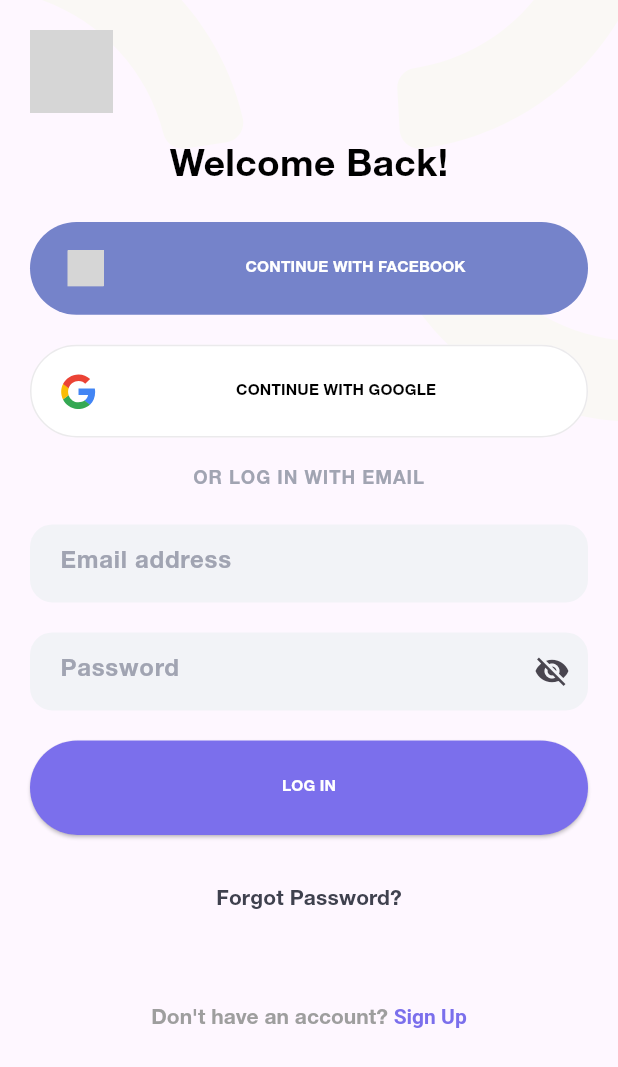
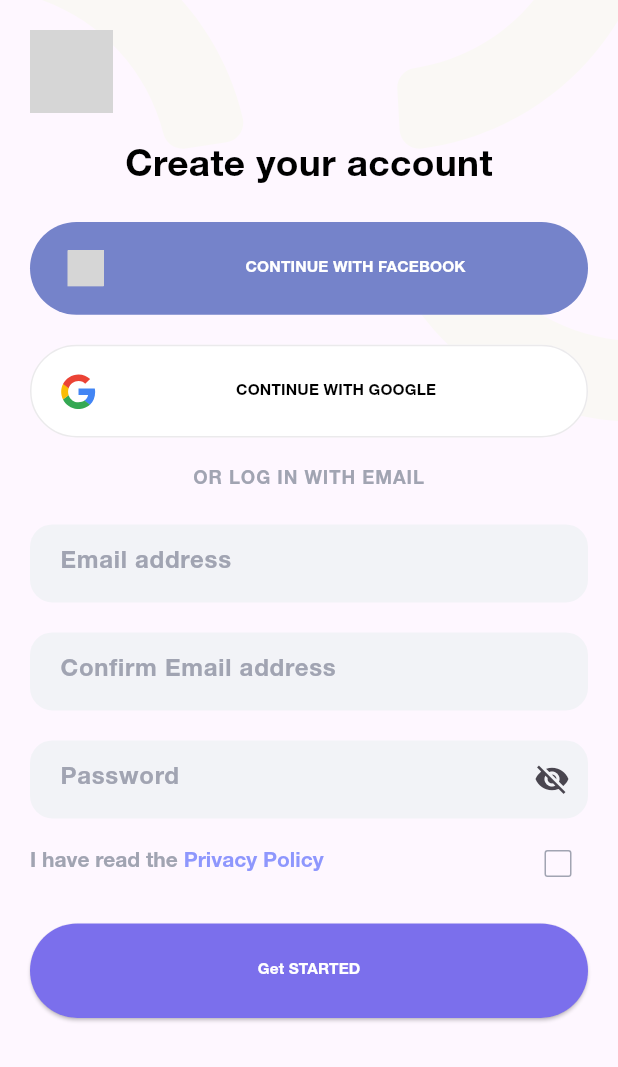
Before and after one commit to Ahmadsaad1133/sleep_app, a Flutter app: the SignInPage screen opened directly, after a tap on an icon or button, on a phone screen of 412 x 824 dp. Shown: the top 1067 px of the screen. Run offline on Flutter 3.47's test engine with Material 3 defaults, Android fonts, the phone set to English and light mode, and no system bars; our stand-ins replace flutter_svg; grey boxes are pictures that could not be loaded.

Commit message:
Initial commit

```diff
--- a/lib/views/sign_in/sign_in_page.dart
+++ b/lib/views/sign_in/sign_in_page.dart
@@ -1,5 +1,6 @@
 import 'package:flutter/material.dart';
 import 'package:flutter_svg/flutter_svg.dart';
+import '../sign_up/sign_up_page.dart';
 
 class SignInPage extends StatefulWidget {
   const SignInPage({Key? key}) : super(key: key);
@@ -32,17 +33,13 @@ class _SignInPageState extends State<SignInPage> {
   @override
   Widget build(BuildContext context) {
     final w = MediaQuery.of(context).size.width;
-
-    const svgOrigW = 547.0;
-    const svgOrigH = 428.0;
+    const svgOrigW = 547.0, svgOrigH = 428.0;
     final svgHeight = w * (svgOrigH / svgOrigW);
-
     double titleFontSize = (w * 0.06).clamp(18.0, 28.0);
     double buttonHeight = (w * 0.15).clamp(48.0, 72.0);
     double buttonFontSize = (w * 0.025).clamp(10.0, 14.0);
     double orFontSize = (w * 0.03).clamp(10.0, 14.0);
     double inputTextFontSize = (w * 0.04).clamp(12.0, 16.0);
-    double forgotFontSize = (w * 0.035).clamp(12.0, 14.0);
     double inputHeight = w < 320
         ? 28
         : w < 400
@@ -70,11 +67,7 @@ class _SignInPageState extends State<SignInPage> {
             ),
           ),
 
-          // SafeArea + OverflowBox
           SafeArea(
-            child: OverflowBox(
-              maxHeight: double.infinity,    // ← allow unlimited height
-              alignment: Alignment.topCenter,
             child: Padding(
               padding: const EdgeInsets.symmetric(horizontal: hp),
               child: Column(
@@ -166,7 +159,9 @@ class _SignInPageState extends State<SignInPage> {
                   SizedBox(
                     height: loginButtonHeight,
                     child: ElevatedButton(
-                        onPressed: () {},
+                      onPressed: () {
+                        // handle login
+                      },
                       style: ElevatedButton.styleFrom(
                         backgroundColor: const Color(0xFF7B6FEC),
                         shape: RoundedRectangleBorder(
@@ -185,23 +180,16 @@ class _SignInPageState extends State<SignInPage> {
                     ),
                   ),
                   const SizedBox(height: 20),
+                  // ← Sign Up navigation
                   Center(
                     child: TextButton(
-                        onPressed: () {},
-                        child: Text(
-                          'Forgot Password?',
-                          style: TextStyle(
-                            fontSize: forgotFontSize,
-                            fontFamily: 'HelveticaNeue',
-                            color: const Color(0xFF3F414E),
+                      onPressed: () {
+                        Navigator.of(context).push(
+                          MaterialPageRoute(
+                            builder: (_) => const SignUnPage(),
                           ),
-                        ),
-                      ),
-                    ),
-                    const SizedBox(height: 30),
-                    Center(
-                      child: TextButton(
-                        onPressed: () {},
+                        );
+                      },
                       child: RichText(
                         text: TextSpan(
                           text: "Don't have an account? ",
@@ -227,7 +215,6 @@ class _SignInPageState extends State<SignInPage> {
               ),
             ),
           ),
-          ),
         ],
       ),
     );
@@ -248,16 +235,16 @@ class _SignInPageState extends State<SignInPage> {
         const SizedBox(width: 20),
         Padding(
           padding: asset.contains('Facebook')
-              ? const EdgeInsets.only(left: 5, right: 13)
+              ? const EdgeInsets.only(left: 5)
               : EdgeInsets.zero,
-          child: SvgPicture.asset(asset, width: 24, height: 24),
+          child: SvgPicture.asset(
+            asset,
+            width: 24,
+            height: 24,
+          ),
         ),
         const SizedBox(width: 20),
         Expanded(
-          child: Padding(
-            padding: asset.contains('Google')
-                ? const EdgeInsets.only(right: 8)
-                : EdgeInsets.zero,
           child: Center(
             child: Text(
               label,
@@ -270,14 +257,12 @@ class _SignInPageState extends State<SignInPage> {
             ),
           ),
         ),
-        ),
         const SizedBox(width: 20),
       ],
     );
 
     return SizedBox(
       height: height,
-      width: double.infinity,
       child: outlined
           ? OutlinedButton(
         onPressed: () {},
--- /dev/null
+++ b/lib/views/sign_up/sign_up_page.dart
@@ -0,0 +1,355 @@
+import 'package:flutter/material.dart';
+import 'package:flutter_svg/flutter_svg.dart';
+
+class SignUnPage extends StatefulWidget {
+  const SignUnPage({Key? key}) : super(key: key);
+
+  @override
+  State<SignUnPage> createState() => _SignUnPageState();
+}
+
+class _SignUnPageState extends State<SignUnPage> {
+  bool _obscurePassword = true;
+  bool _acceptedPolicy = false;
+  final FocusNode _emailFocusNode = FocusNode();
+  final FocusNode _confirmEmailFocusNode = FocusNode();
+  final FocusNode _passwordFocusNode = FocusNode();
+
+  @override
+  void initState() {
+    super.initState();
+    _emailFocusNode.addListener(_onFocusChange);
+    _confirmEmailFocusNode.addListener(_onFocusChange);
+    _passwordFocusNode.addListener(_onFocusChange);
+  }
+
+  void _onFocusChange() => setState(() {});
+
+  @override
+  void dispose() {
+    _emailFocusNode.dispose();
+    _confirmEmailFocusNode.dispose();
+    _passwordFocusNode.dispose();
+    super.dispose();
+  }
+
+  @override
+  Widget build(BuildContext context) {
+    final w = MediaQuery.of(context).size.width;
+    const svgOrigW = 547.0;
+    const svgOrigH = 428.0;
+    final svgHeight = w * (svgOrigH / svgOrigW);
+
+    double titleFontSize = (w * 0.06).clamp(18.0, 28.0);
+    double buttonHeight = (w * 0.15).clamp(48.0, 72.0);
+    double buttonFontSize = (w * 0.025).clamp(10.0, 14.0);
+    double orFontSize = (w * 0.03).clamp(10.0, 14.0);
+    double inputTextFontSize = (w * 0.04).clamp(12.0, 16.0);
+    double policyFontSize = (w * 0.035).clamp(10.0, 14.0);
+
+    double inputHeight;
+    if (w < 320) inputHeight = 28;
+    else if (w < 400) inputHeight = 34;
+    else if (w < 600) inputHeight = 44;
+    else inputHeight = 60;
+
+    double loginButtonHeight = (w * 0.16).clamp(48.0, 63.0);
+    const hp = 20.0;
+
+    return Scaffold(
+      resizeToAvoidBottomInset: false,
+      body: Stack(
+        clipBehavior: Clip.none,
+        children: [
+          Positioned(
+            top: 0,
+            left: 0,
+            right: 0,
+            height: svgHeight,
+            child: SvgPicture.asset(
+              'assets/images/Frame4.svg',
+              fit: BoxFit.cover,
+            ),
+          ),
+          SafeArea(
+            child: OverflowBox(
+              maxHeight: double.infinity,
+              alignment: Alignment.topCenter,
+              child: Padding(
+                padding: const EdgeInsets.symmetric(horizontal: hp),
+                child: Column(
+                  crossAxisAlignment: CrossAxisAlignment.stretch,
+                  children: [
+                    const SizedBox(height: 20),
+                    Row(
+                      children: [
+                        GestureDetector(
+                          onTap: () => Navigator.pop(context),
+                          child: SvgPicture.asset(
+                            'assets/images/NavigateLeft.svg',
+                            width: 55,
+                            height: 55,
+                          ),
+                        ),
+                        const Spacer(),
+                      ],
+                    ),
+                    const SizedBox(height: 20),
+                    Text(
+                      'Create your account',
+                      textAlign: TextAlign.center,
+                      style: TextStyle(
+                        fontSize: titleFontSize,
+                        fontFamily: 'HelveticaNeue',
+                        fontWeight: FontWeight.w700,
+                        height: 1.35,
+                        color: Colors.black,
+                      ),
+                    ),
+                    const SizedBox(height: 20),
+                    _buildSocialButton(
+                      asset: 'assets/images/Facebook.svg',
+                      label: 'CONTINUE WITH FACEBOOK',
+                      backgroundColor: const Color(0xFF7583CA),
+                      textColor: Colors.white,
+                      height: buttonHeight,
+                      fontSize: buttonFontSize,
+                      outlined: false,
+                    ),
+                    const SizedBox(height: 20),
+                    _buildSocialButton(
+                      asset: 'assets/images/Google.svg',
+                      label: 'CONTINUE WITH GOOGLE',
+                      backgroundColor: Colors.white,
+                      textColor: Colors.black,
+                      height: buttonHeight,
+                      fontSize: buttonFontSize,
+                      outlined: true,
+                    ),
+                    const SizedBox(height: 20),
+                    Text(
+                      'OR LOG IN WITH EMAIL',
+                      style: TextStyle(
+                        fontSize: orFontSize,
+                        fontFamily: 'HelveticaNeue',
+                        fontWeight: FontWeight.w700,
+                        letterSpacing: orFontSize * 0.05,
+                        color: const Color(0xFFA1A4B2),
+                      ),
+                      textAlign: TextAlign.center,
+                    ),
+                    const SizedBox(height: 20),
+                    _buildInputField(
+                      hint: 'Email address',
+                      fontSize: inputTextFontSize,
+                      height: inputHeight,
+                      focusNode: _emailFocusNode,
+                    ),
+                    const SizedBox(height: 20),
+                    _buildInputField(
+                      hint: 'Confirm Email address',
+                      fontSize: inputTextFontSize,
+                      height: inputHeight,
+                      focusNode: _confirmEmailFocusNode,
+                    ),
+                    const SizedBox(height: 20),
+                    _buildInputField(
+                      hint: 'Password',
+                      fontSize: inputTextFontSize,
+                      height: inputHeight,
+                      obscureText: _obscurePassword,
+                      suffixIcon: IconButton(
+                        icon: Icon(
+                          _obscurePassword
+                              ? Icons.visibility_off
+                              : Icons.visibility,
+                        ),
+                        onPressed: () => setState(() => _obscurePassword = !_obscurePassword),
+                      ),
+                      focusNode: _passwordFocusNode,
+                    ),
+                    const SizedBox(height: 10),
+                    Row(
+                      children: [
+                        Expanded(
+                          child: RichText(
+                            text: TextSpan(
+                              children: [
+                                TextSpan(
+                                  text: 'I have read the ',
+                                  style: TextStyle(
+                                    fontSize: policyFontSize,
+                                    fontFamily: 'HelveticaNeue',
+                                    color: const Color(0xFFA1A4B2),
+                                  ),
+                                ),
+                                TextSpan(
+                                  text: 'Privacy Policy',
+                                  style: TextStyle(
+                                    fontSize: policyFontSize,
+                                    fontFamily: 'HelveticaNeue',
+                                    fontWeight: FontWeight.w600,
+                                    color: const Color(0xFF8E97FD),
+                                  ),
+                                ),
+                              ],
+                            ),
+                          ),
+                        ),
+                        Align(
+                          alignment: Alignment.centerRight,
+                          child: Checkbox(
+                            materialTapTargetSize: MaterialTapTargetSize.shrinkWrap,
+                            checkColor: Colors.white,
+                            activeColor: const Color(0xFF8E97FD),
+                            side: BorderSide(color: const Color(0xFFA1A4B2)),
+                            value: _acceptedPolicy,
+                            onChanged: (val) => setState(() => _acceptedPolicy = val ?? false),
+                          ),
+                        ),
+                      ],
+                    ),
+                    const SizedBox(height: 20),
+                    SizedBox(
+                      height: loginButtonHeight,
+                      child: ElevatedButton(
+                        onPressed: () {},
+                        style: ElevatedButton.styleFrom(
+                          backgroundColor: const Color(0xFF7B6FEC),
+                          shape: RoundedRectangleBorder(
+                            borderRadius: BorderRadius.circular(38),
+                          ),
+                        ),
+                        child: Text(
+                          'Get STARTED',
+                          style: TextStyle(
+                            fontSize: buttonFontSize,
+                            color: Colors.white,
+                            fontFamily: 'HelveticaNeue',
+                            fontWeight: FontWeight.w600,
+                          ),
+                        ),
+                      ),
+                    ),
+                    const SizedBox(height: 20),
+                  ],
+                ),
+              ),
+            ),
+          ),
+        ],
+      ),
+    );
+  }
+
+  Widget _buildSocialButton({
+    required String asset,
+    required String label,
+    required Color backgroundColor,
+    required Color textColor,
+    required double height,
+    required double fontSize,
+    required bool outlined,
+  }) {
+    final buttonChild = Row(
+      mainAxisAlignment: MainAxisAlignment.start,
+      children: [
+        const SizedBox(width: 20),
+        Padding(
+          padding: asset.contains('Facebook')
+              ? const EdgeInsets.only(left: 5, right: 13)
+              : EdgeInsets.zero,
+          child: SvgPicture.asset(asset, width: 24, height: 24),
+        ),
+        const SizedBox(width: 20),
+        Expanded(
+          child: Padding(
+            padding: asset.contains('Google')
+                ? const EdgeInsets.only(right: 8)
+                : EdgeInsets.zero,
+            child: Center(
+              child: Text(
+                label,
+                style: TextStyle(
+                  fontSize: fontSize,
+                  fontFamily: 'HelveticaNeue',
+                  fontWeight: FontWeight.w600,
+                  color: textColor,
+                ),
+              ),
+            ),
+          ),
+        ),
+        const SizedBox(width: 20),
+      ],
+    );
+
+    return SizedBox(
+      height: height,
+      width: double.infinity,
+      child: outlined
+          ? OutlinedButton(
+        onPressed: () {},
+        style: OutlinedButton.styleFrom(
+          backgroundColor: backgroundColor,
+          side: const BorderSide(color: Color(0xFFEBEAEC)),
+          shape: RoundedRectangleBorder(
+            borderRadius: BorderRadius.circular(38),
+          ),
+          padding: EdgeInsets.zero,
+        ),
+        child: buttonChild,
+      )
+          : ElevatedButton(
+        onPressed: () {},
+        style: ElevatedButton.styleFrom(
+          backgroundColor: backgroundColor,
+          shape: RoundedRectangleBorder(
+            borderRadius: BorderRadius.circular(38),
+          ),
+          padding: EdgeInsets.zero,
+          elevation: 0,
+        ),
+        child: buttonChild,
+      ),
+    );
+  }
+
+  Widget _buildInputField({
+    required String hint,
+    required double fontSize,
+    required double height,
+    bool obscureText = false,
+    Widget? suffixIcon,
+    FocusNode? focusNode,
+  }) {
+    return TextFormField(
+      focusNode: focusNode,
+      obscureText: obscureText,
+      decoration: InputDecoration(
+        hintText: hint,
+        hintStyle: TextStyle(
+          fontFamily: 'HelveticaNeue',
+          fontSize: fontSize,
+          color: const Color(0xFFA1A4B2),
+        ),
+        filled: true,
+        fillColor: const Color(0xFFF2F3F7),
+        suffixIcon: suffixIcon,
+        contentPadding: EdgeInsets.symmetric(
+          horizontal: 16,
+          vertical: (height - fontSize) / 2,
+        ),
+        border: OutlineInputBorder(
+          borderRadius: BorderRadius.circular(15),
+          borderSide: BorderSide.none,
+        ),
+      ),
+      style: TextStyle(
+        fontFamily: 'HelveticaNeue',
+        fontSize: fontSize,
+        color: Colors.black,
+      ),
+    );
+  }
+}
```
Lines whose indentation alone changed are shown as unchanged.
